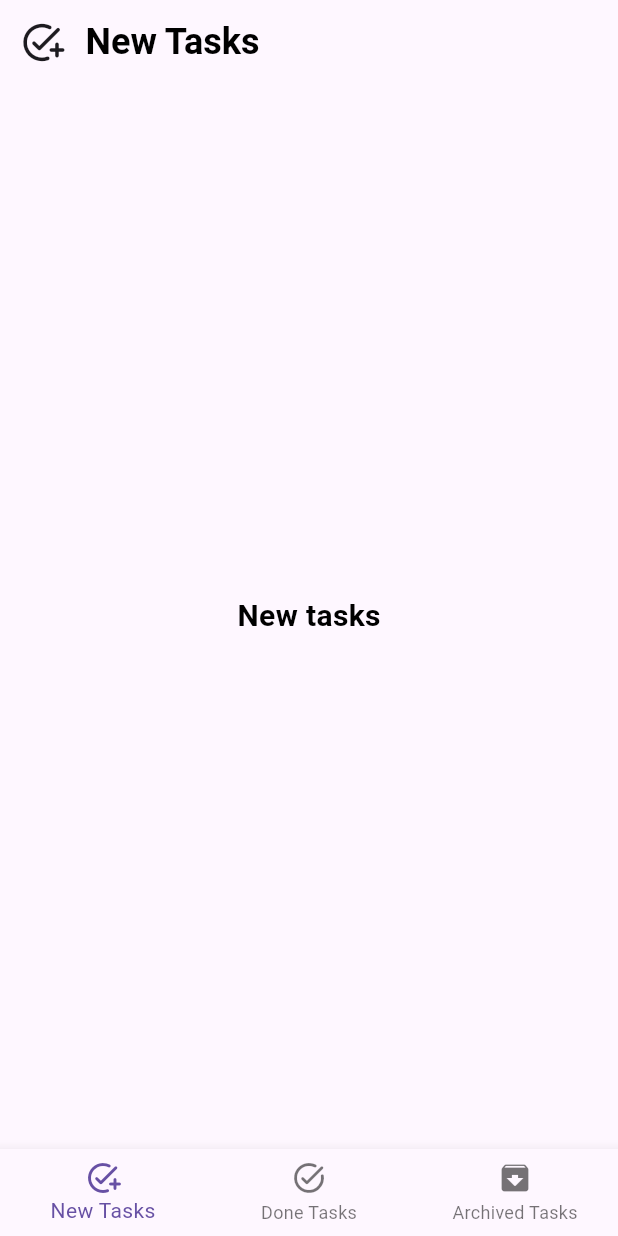
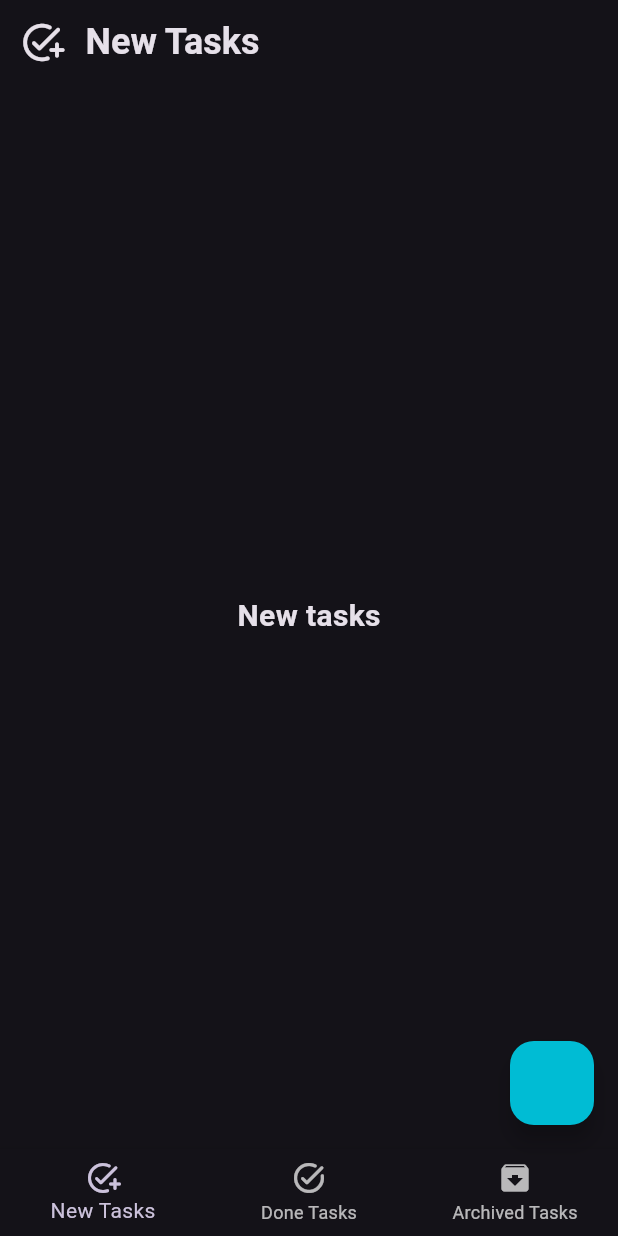
Before and after one commit to ibraheem5alifa/muhimat_app, a Flutter app: the screen it shows after launch, on a phone screen of 412 x 824 dp. Run offline on Flutter 3.47's test engine with Material 3 defaults, Android fonts, the phone set to English and light mode, and no system bars; our stand-ins replace bloc, flutter_bloc.

Commit message:
add constants file add floating action button to home screen and add bottom sheet add custom bottom sheet widget add color item widget add custom text field widget

```diff
--- /dev/null
+++ b/lib/constants.dart
@@ -0,0 +1,3 @@
+import 'package:flutter/material.dart';
+
+const Color kPrimaryColor = Colors.cyan;
--- a/lib/main.dart
+++ b/lib/main.dart
@@ -17,7 +17,7 @@ class MuhimatApp extends StatelessWidget {
     return BlocProvider(
       create: (context) => LayoutCubit(),
       child: MaterialApp(
-        // theme: ThemeData(brightness: Brightness.dark),
+        theme: ThemeData(brightness: Brightness.dark),
         debugShowCheckedModeBanner: false,
         home: HomeScreen(),
       ),
--- a/lib/views/home_screen.dart
+++ b/lib/views/home_screen.dart
@@ -1,11 +1,20 @@
 import 'package:flutter/material.dart';
 import 'package:flutter_bloc/flutter_bloc.dart';
+import 'package:muhimat_app/constants.dart';
 import 'package:muhimat_app/cubits/layout_cubit/layout_cubit.dart';
 import 'package:muhimat_app/cubits/layout_cubit/layout_states.dart';
+import 'package:muhimat_app/widgets/custom_bottom_sheet.dart';
 import 'package:muhimat_app/widgets/custom_text.dart';
 
-class HomeScreen extends StatelessWidget {
+class HomeScreen extends StatefulWidget {
   const HomeScreen({super.key});
+
+  @override
+  State<HomeScreen> createState() => _HomeScreenState();
+}
+
+class _HomeScreenState extends State<HomeScreen> {
+  var scaffoldKey = GlobalKey<ScaffoldState>();
 
   @override
   Widget build(BuildContext context) {
@@ -13,6 +22,7 @@ class HomeScreen extends StatelessWidget {
     return BlocBuilder<LayoutCubit, LayoutStates>(
       builder:
           (context, state) => Scaffold(
+            key: scaffoldKey,
             appBar: AppBar(
               leading: Icon(cubit.screensIcon[cubit.currentIndex], size: 30),
               titleSpacing: 1,
@@ -21,7 +31,16 @@ class HomeScreen extends StatelessWidget {
                 fontsize: 24,
               ),
             ),
+            floatingActionButton: FloatingActionButton(
+              backgroundColor: kPrimaryColor,
 
+              onPressed: () {
+                scaffoldKey.currentState!.showBottomSheet(
+                  // backgroundColor: Colors.black,
+                  (context) => CustomBottomSheet(),
+                );
+              },
+            ),
             bottomNavigationBar: BottomNavigationBar(
               onTap: (index) {
                 cubit.currentIndex = index;
--- a/lib/widgets/custom_text.dart
+++ b/lib/widgets/custom_text.dart
@@ -6,12 +6,12 @@ class CustomText extends StatelessWidget {
     required this.txt,
     this.fontWeight = FontWeight.bold,
     this.fontsize = 20,
-    this.color = Colors.black,
+    this.color,
   });
   final String txt;
   final FontWeight fontWeight;
   final double fontsize;
-  final Color color;
+  final Color? color;
 
   @override
   Widget build(BuildContext context) {
```
Also changed, not shown: lib/widgets/custom_bottom_sheet.dart (added, +73 -0 lines), lib/widgets/custom_text_field.dart (added, +54 -0 lines), lib/widgets/color_item.dart (added).
